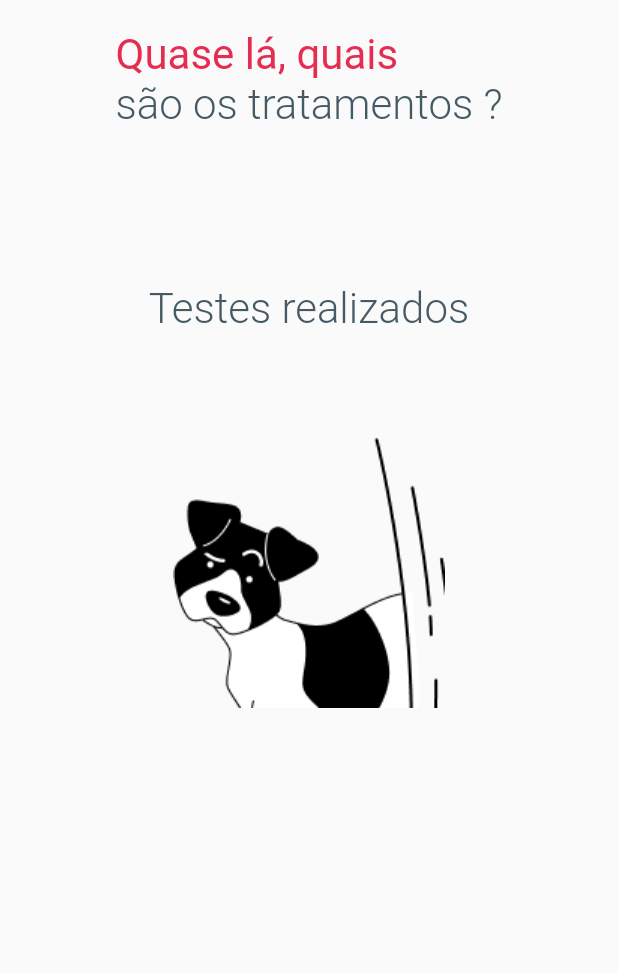
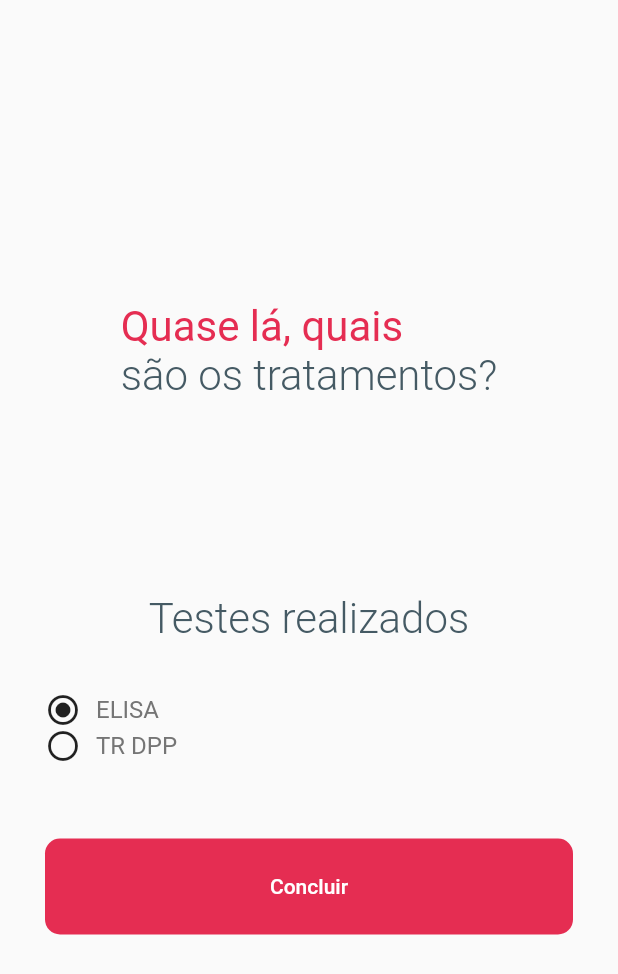
Before and after one commit to pampacare/app.pampacare, a Flutter app: the screen it shows after launch, on a phone screen of 412 x 824 dp. Shown: the top 974 px of the screen. Run offline on Flutter 3.47's test engine with Material 2 defaults, Android fonts, the light colour scheme and no system bars; our stand-ins replace flutter_svg, get_it.

Commit message:
feat: implementation tratmeant layout page

```diff
--- /dev/null
+++ b/lib/app/pages/treatments/components/check_gender_component.dart
@@ -0,0 +1,30 @@
+import 'package:flutter/material.dart';
+import 'package:pampacare/app/shared/theme/app_colors.dart';
+
+class CheckGenderComponent extends StatelessWidget {
+  final String title;
+  final bool value;
+  final void Function() onChanged;
+  const CheckGenderComponent({
+    Key? key,
+    required this.title,
+    required this.value,
+    required this.onChanged,
+  }) : super(key: key);
+
+  @override
+  Widget build(BuildContext context) {
+    return Row(
+      children: [
+        Icon(value
+            ? Icons.radio_button_checked_outlined
+            : Icons.radio_button_unchecked_outlined),
+        SizedBox(width: 10),
+        Text(
+          title,
+          style: TextStyle(fontSize: 16, color: AppColors.hintText),
+        )
+      ],
+    );
+  }
+}
--- a/lib/app/pages/treatments/treatments_page.dart
+++ b/lib/app/pages/treatments/treatments_page.dart
@@ -1,9 +1,9 @@
 import 'package:flutter/material.dart';
-import 'package:pampacare/app/pages/components/add_button.dart';
-import 'package:pampacare/app/pages/components/option_button.dart';
+import 'package:pampacare/app/pages/components/default_button.dart';
+import 'package:pampacare/app/pages/components/default_text_field.dart';
 import 'package:pampacare/app/pages/components/title_subtitle_component.dart';
-import 'package:pampacare/app/shared/theme/app_icons.dart';
-import 'package:pampacare/app/shared/theme/app_images.dart';
+import 'package:pampacare/app/pages/treatments/components/check_gender_component.dart';
+import 'package:pampacare/app/shared/utils/screen_size.dart';
 
 class TreatmentsPage extends StatefulWidget {
   const TreatmentsPage({Key? key}) : super(key: key);
@@ -15,40 +15,46 @@ class TreatmentsPage extends StatefulWidget {
 class _TreatmentsPageState extends State<TreatmentsPage> {
   @override
   Widget build(BuildContext context) {
-    return
-    Scaffold(
+    return Scaffold(
+      body: SingleChildScrollView(
+          padding: EdgeInsets.symmetric(horizontal: 30),
+          child: SizedBox(
+            height: ScreenSize.screenHeightSize(context),
+            child: Column(
+                mainAxisAlignment: MainAxisAlignment.center,
+                children: <Widget>[
+                  TitleSubtitleComponent(
+                      title: "Quase lá, quais",
+                      subtitle: "são os tratamentos?"),
+                  SizedBox(
+                    height: 32,
+                  ),
 
-      body: Padding(
-        padding: const EdgeInsets.all(20.0),
-        child: ListView(
-          shrinkWrap: false,
-          children: [
-            Column(
-              mainAxisAlignment: MainAxisAlignment.spaceEvenly,
-              children: [
-                TitleSubtitleComponent(
-                    title: 'Quase lá, quais', subtitle: 'são os tratamentos ?'),
-                    SizedBox(height: 70,),
-                Column(
-                  children: [
-                    TitleSubtitleComponent(
-                    title: ' ', subtitle: 'Testes realizados'),
-                    SizedBox(height: 70,),
+                  SizedBox(
+                    height: 64,
+                  ),
 
-
-
-                  ],
-                ),
-                 Image.asset(
-                AppImages.dog,
-                fit: BoxFit.contain,
-              ),
-
-              ],
-            ),
-          ],
-        ),
-      ),
+                   TitleSubtitleComponent(
+                      title: "",
+                      subtitle: "Testes realizados"),
+                  SizedBox(
+                    height: 32,
+                  ),
+                  Column(
+                    mainAxisAlignment: MainAxisAlignment.spaceAround,
+                    children: [
+                      CheckGenderComponent(
+                          title: "ELISA", value: true, onChanged: () {}),
+                      CheckGenderComponent(
+                          title: "TR DPP", value: false, onChanged: () {}),
+                    ],
+                  ),
+                  SizedBox(
+                    height: 50,
+                  ),
+                  DefaultButton(onPressed: () {}, title: "Concluir")
+                ]),
+          )),
     );
   }
 }
```
